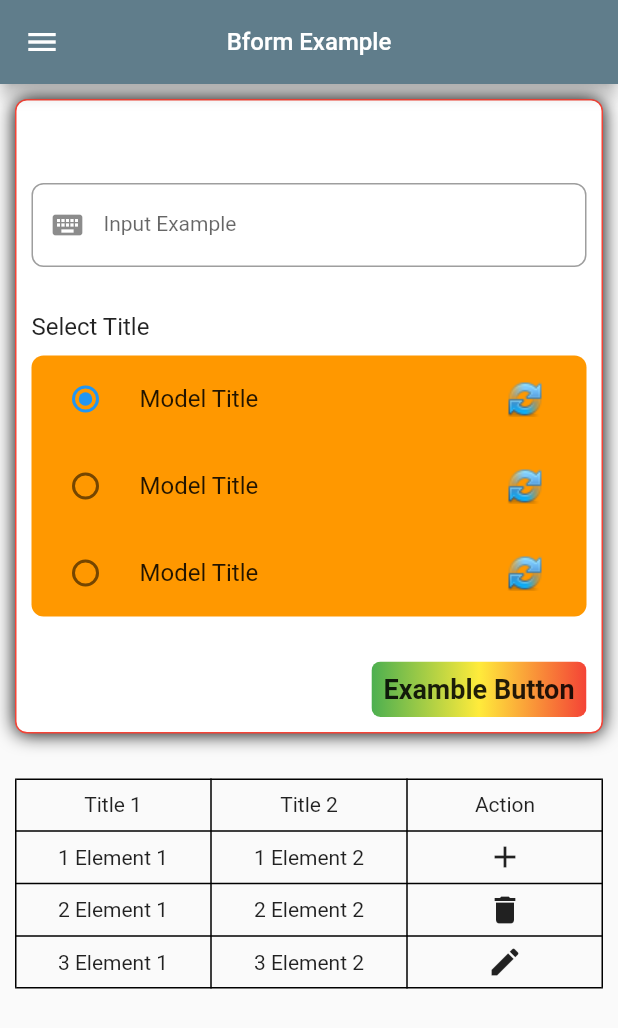
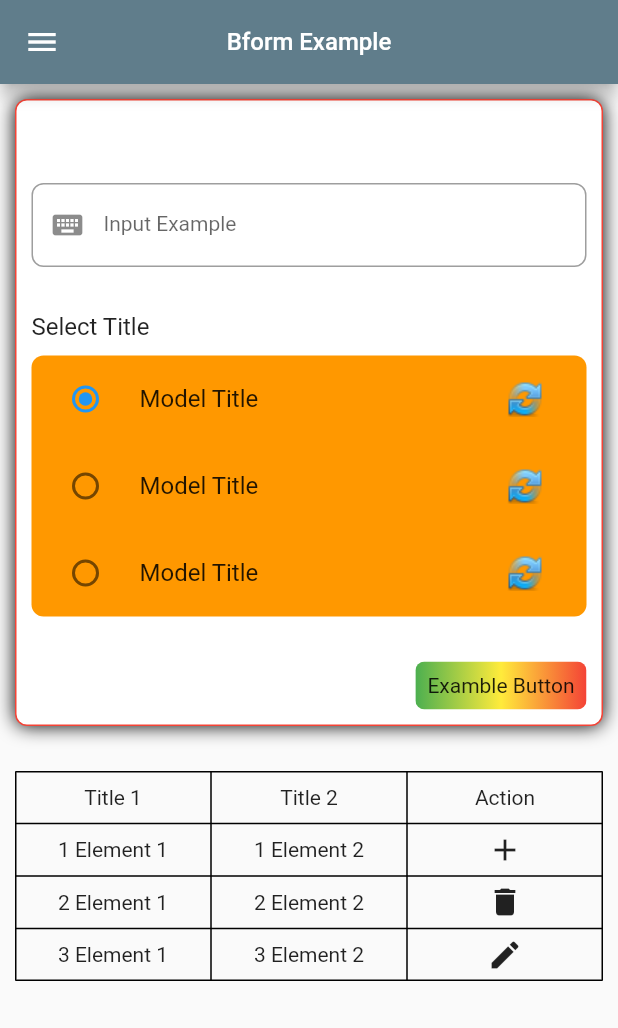
Before and after one commit to gabrielgits/bform, a Flutter app: the screen it shows after launch, on a phone screen of 412 x 824 dp. Shown: the top 1028 px of the screen. Run offline on Flutter 3.47's test engine with Material 2 defaults, Android fonts, the phone set to English and light mode, and no system bars.

Commit message:
update button

```diff
--- a/lib/src/form/bform_button.dart
+++ b/lib/src/form/bform_button.dart
@@ -14,6 +14,8 @@ class BformButton extends StatelessWidget {
   final Color? textColor;
   final BformButtonStyle style;
   final IconData? icon;
+  final double? fontSize;
+  final FontWeight? fontWeight;
 
   const BformButton({
     super.key,
@@ -24,6 +26,8 @@ class BformButton extends StatelessWidget {
     this.textColor,
     this.style = BformButtonStyle.regular,
     this.icon,
+    this.fontSize,
+    this.fontWeight,
   });
 
   @override
@@ -69,13 +73,13 @@ class BformButton extends StatelessWidget {
                           : TextAlign.center,
                       style: switch (style) {
                         BformButtonStyle.outlined => TextStyle(
-                            fontSize: 16.0,
-                            fontWeight: FontWeight.w700,
+                            fontSize: fontSize,
+                            fontWeight: fontWeight,
                             color: colors.first,
                           ),
                         _ => TextStyle(
-                            fontSize: 18.0,
-                            fontWeight: FontWeight.w700,
+                            fontSize: fontSize,
+                            fontWeight: fontWeight,
                             color: textColor,
                           ),
                       },
--- a/pubspec.yaml
+++ b/pubspec.yaml
@@ -1,6 +1,6 @@
 name: bform
 description: Package to help you create beautiful forms widgets.
-version: 0.3.1
+version: 0.3.2
 homepage: https://github.com/gabrielgits/bform.git
 
 environment:
```
Also changed, not shown: example/pubspec.lock.
